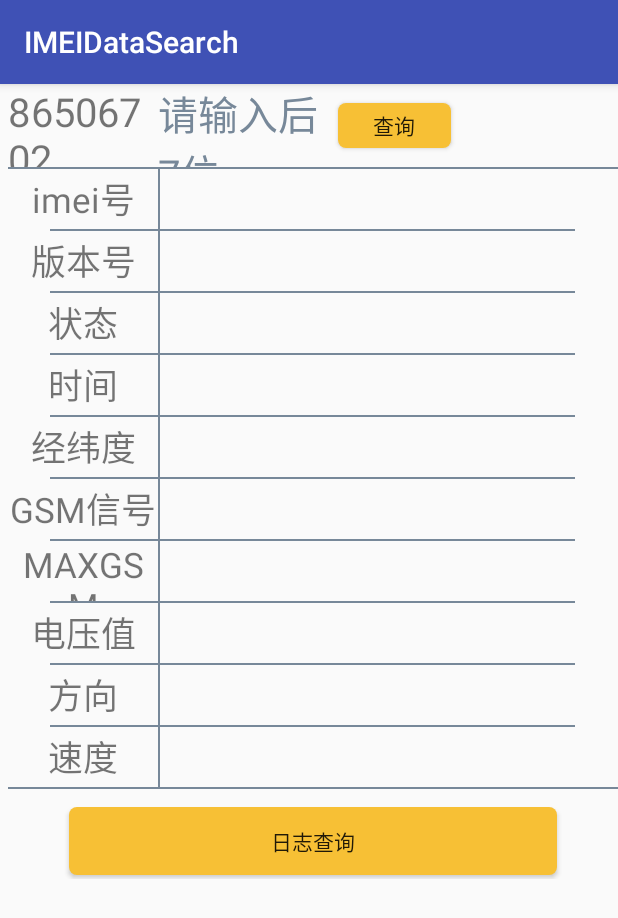
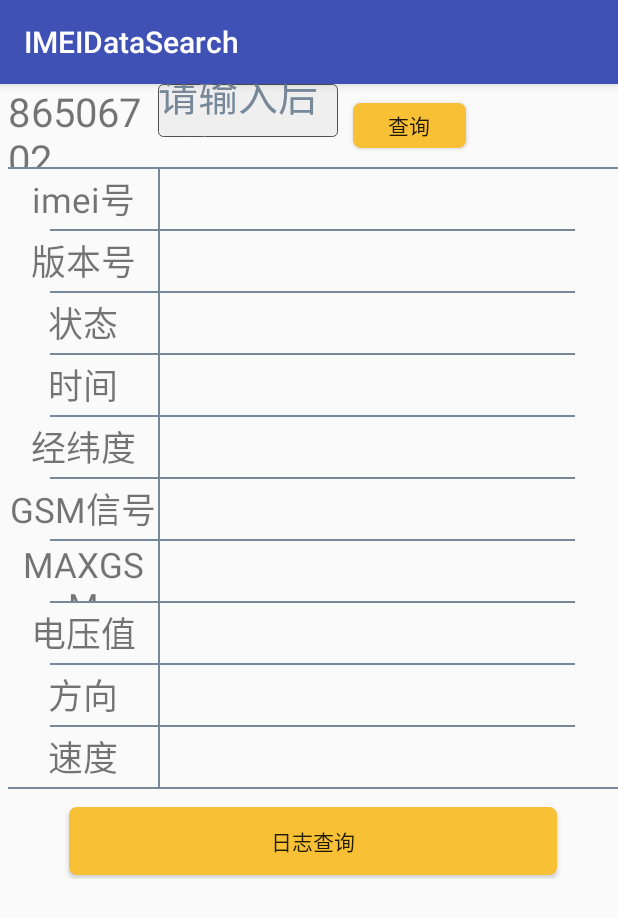
Before and after one commit to thc10/ElectrombileAndroidTool, an Android app: the screen it shows after launch (MainActivity), on a phone screen of 412 x 824 dp. Shown: the top 918 px of the screen. Run offline under Robolectric (Android 15) with nearby library versions, the phone set to English and light mode, and no system bars; our stand-ins replace EventBus.

Commit message:
输入框增加边框

```diff
--- /dev/null
+++ b/app/src/main/res/drawable/edit_bg.xml
@@ -0,0 +1,18 @@
+<?xml version="1.0" encoding="utf-8"?>
+<layer-list
+    xmlns:android="http://schemas.android.com/apk/res/android">
+    <item>
+        <shape
+            xmlns:android="http://schemas.android.com/apk/res/android"
+            android:shape="rectangle">
+            <solid
+                android:color="#EFEFEF"/>
+            <corners
+                android:radius="3dip"
+                />
+            <stroke
+                android:width="0.5px"
+                android:color="#505050"/>
+        </shape>
+    </item>
+</layer-list>
--- a/app/src/main/res/layout/activity_main.xml
+++ b/app/src/main/res/layout/activity_main.xml
@@ -29,11 +29,12 @@
                 android:hint="请输入后7位"
                 android:textColorHint="@color/lightslategrey"
                 android:textSize="40px"
-                android:background="@null"
-                android:layout_height="match_parent"/>
+                android:background="@drawable/edit_bg"
+                android:layout_height="35dp"/>
             <Button
                 android:layout_width="75dp"
                 android:layout_height="30dp"
+                android:layout_marginLeft="10dp"
                 android:text="查询"
                 android:layout_gravity="center_vertical"
                 android:id="@+id/btn"
```
